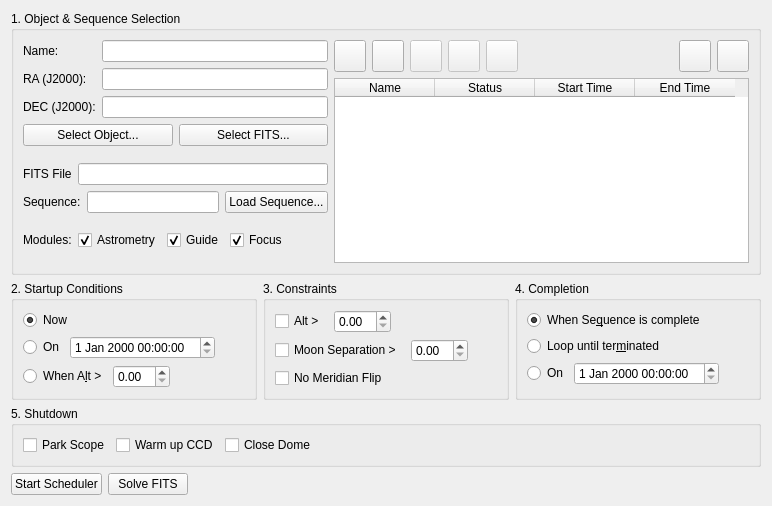
The window that kstars/ekos/scheduler.ui (KDE/kstars) describes before a commit, drawn with Qt 5.
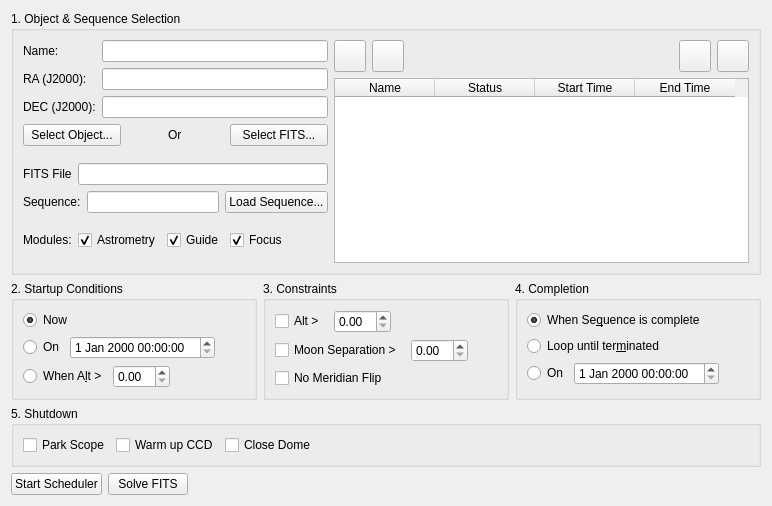
The same window after the commit.

What changed in the file:
```diff
--- a/kstars/ekos/scheduler.ui
+++ b/kstars/ekos/scheduler.ui
@@ -99,75 +99,6 @@
             </property>
            </widget>
           </item>
-          <item>
-           <widget class="QPushButton" name="queueUpB">
-            <property name="enabled">
-             <bool>false</bool>
-            </property>
-            <property name="minimumSize">
-             <size>
-              <width>32</width>
-              <height>32</height>
-             </size>
-            </property>
-            <property name="maximumSize">
-             <size>
-              <width>32</width>
-              <height>32</height>
-             </size>
-            </property>
-            <property name="text">
-             <string/>
-            </property>
-           </widget>
-          </item>
-          <item>
-           <widget class="QPushButton" name="queueDownB">
-            <property name="enabled">
-             <bool>false</bool>
-            </property>
-            <property name="minimumSize">
-             <size>
-              <width>32</width>
-              <height>32</height>
-             </size>
-            </property>
-            <property name="maximumSize">
-             <size>
-              <width>32</width>
-              <height>32</height>
-             </size>
-            </property>
-            <property name="text">
-             <string/>
-            </property>
-           </widget>
-          </item>
-          <item>
-           <widget class="QPushButton" name="resetB">
-            <property name="enabled">
-             <bool>false</bool>
-            </property>
-            <property name="minimumSize">
-             <size>
-              <width>32</width>
-              <height>32</height>
-             </size>
-            </property>
-            <property name="maximumSize">
-             <size>
-              <width>32</width>
-              <height>32</height>
-             </size>
-            </property>
-            <property name="toolTip">
-             <string>Reset status of all jobs</string>
-            </property>
-            <property name="text">
-             <string/>
-            </property>
-           </widget>
-          </item>
           <item>
            <spacer name="horizontalSpacer">
             <property name="orientation">
@@ -262,6 +193,13 @@
           </property>
          </widget>
         </item>
+        <item alignment="Qt::AlignHCenter">
+         <widget class="QLabel" name="label_6">
+          <property name="text">
+           <string>Or</string>
+          </property>
+         </widget>
+        </item>
         <item>
          <widget class="QPushButton" name="selectFITSButton">
           <property name="text">
```
